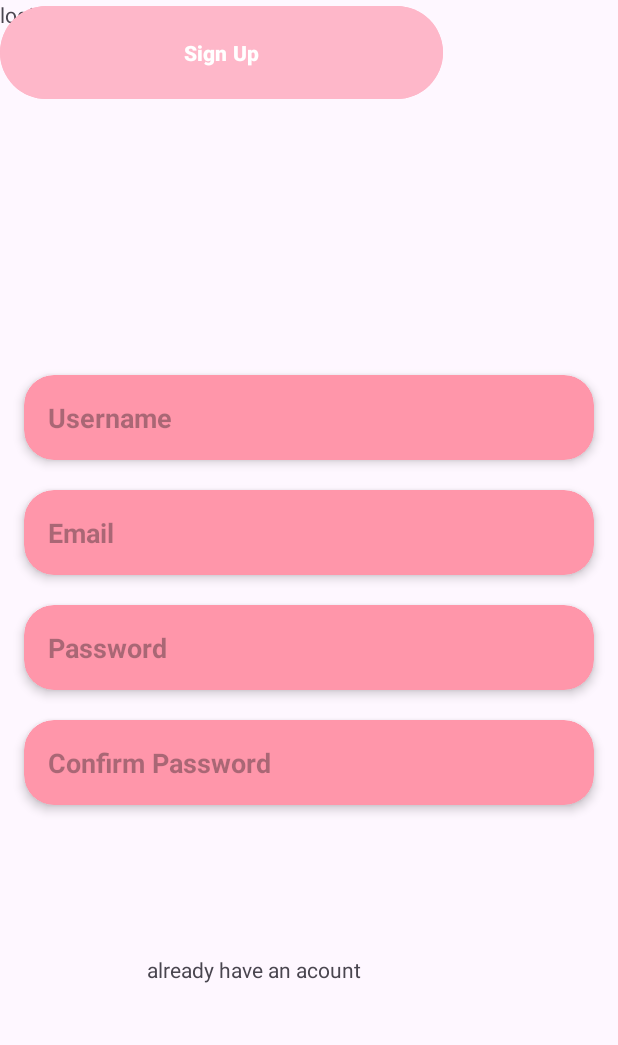
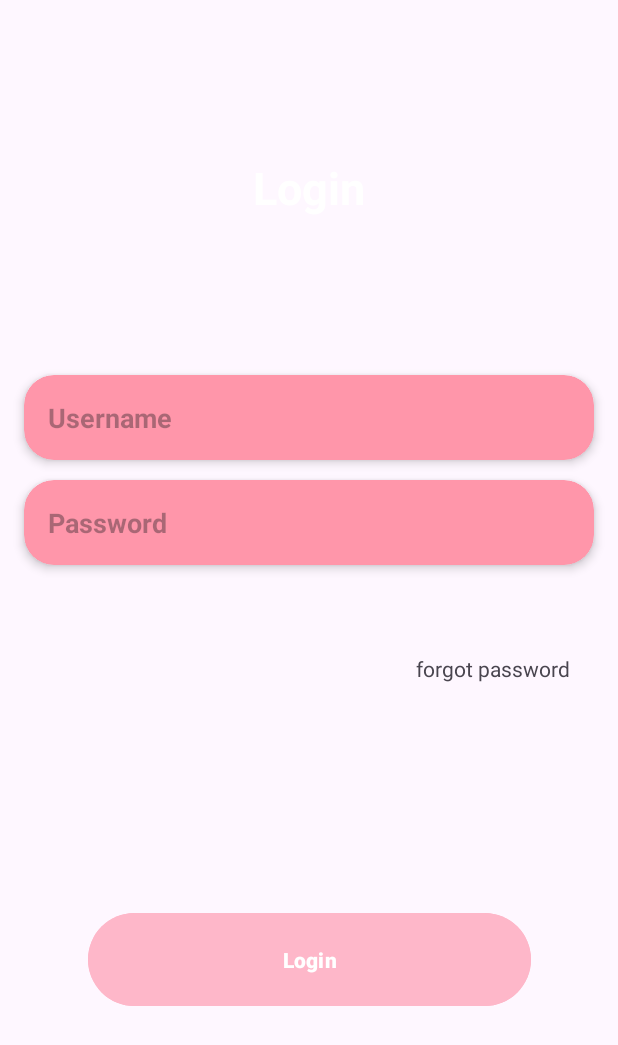
Before and after one commit to SamarpitaBDas/Raksha, an Android app: the fragment SignUpTabFragment shown on its own in the app's theme, on a phone screen of 412 x 824 dp. Shown: the top 1045 px of the screen. Run offline under Robolectric (Android 15) with nearby library versions, the phone set to English and light mode, and no system bars.

Commit message:
login_activity

```diff
--- a/app/src/main/java/com/example/raksha/LoginAdapter.java
+++ b/app/src/main/java/com/example/raksha/LoginAdapter.java
@@ -24,13 +24,11 @@ public class LoginAdapter extends FragmentPagerAdapter {
     public Fragment getItem(int position){
         switch(position){
             case 0:
-                LoginTabFragment loginTabFragment = new LoginTabFragment();
-                return loginTabFragment;
+                return new LoginTabFragment();
             case 1:
-                SignUpTabFragment signUpTabFragment = new SignUpTabFragment();
+                return new SignUpTabFragment(); // Fixed: Return SignUpTabFragment
             default:
                 return null;
         }
     }
-
 }
--- a/app/src/main/java/com/example/raksha/SignUpTabFragment.java
+++ b/app/src/main/java/com/example/raksha/SignUpTabFragment.java
@@ -4,15 +4,42 @@ import android.os.Bundle;
 import android.view.LayoutInflater;
 import android.view.View;
 import android.view.ViewGroup;
+import android.widget.Button;
+import android.widget.TextView;
 
 import androidx.fragment.app.Fragment;
 
 public class SignUpTabFragment extends Fragment {
+    float v=0;
+    TextView pass;
+    TextView email;
+    TextView forgetPass;
+    Button login;
 
     @Override
     public View onCreateView(LayoutInflater inflater, ViewGroup container, Bundle savedInstances){
-        ViewGroup root = (ViewGroup) inflater.inflate(R.layout.sign_up_tab_fragment, container, false);
+        ViewGroup root = (ViewGroup) inflater.inflate(R.layout.login_tab_fragment, container, false);
+
+        email = root.findViewById(R.id.Username);
+        pass = root.findViewById(R.id.Password);
+        forgetPass = root.findViewById(R.id.forgotPasswordTextView);
+        login = root.findViewById(R.id.loginButton);
+
+        email.setTranslationX(800);
+        pass.setTranslationX(800);
+        forgetPass.setTranslationX(800);
+        login.setTranslationX(800);
+
+        email.setAlpha(v);
+        pass.setAlpha(v);
+        forgetPass.setAlpha(v);
+        login.setAlpha(v);
+
+        email.animate().translationX(0).alpha(1).setDuration(1000).setStartDelay(400).start();
+        pass.animate().translationX(0).alpha(1).setDuration(1000).setStartDelay(600).start();
+        forgetPass.animate().translationX(0).alpha(1).setDuration(1000).setStartDelay(800).start();
+        login.animate().translationX(0).alpha(1).setDuration(1000).setStartDelay(800).start();
+
         return root;
     }
-
 }
--- a/app/src/main/res/layout/login_tab_fragment.xml
+++ b/app/src/main/res/layout/login_tab_fragment.xml
@@ -4,6 +4,18 @@
     xmlns:tools="http://schemas.android.com/tools"
     android:layout_width="match_parent"
     android:layout_height="match_parent">
+
+    <TextView
+        android:layout_width="wrap_content"
+        android:layout_height="wrap_content"
+        android:text="Login"
+        android:textColor="@color/white"
+        android:textStyle="bold"
+        android:textSize="30sp"
+        app:layout_constraintBottom_toTopOf="@+id/usernameCardView"
+        app:layout_constraintEnd_toEndOf="parent"
+        app:layout_constraintStart_toStartOf="parent"
+        app:layout_constraintTop_toTopOf="parent" />
 
     <!-- Username CardView -->
     <androidx.cardview.widget.CardView
@@ -66,6 +78,7 @@
 
 
     <TextView
+        android:id="@+id/forgotPasswordTextView"
         android:layout_width="wrap_content"
         android:layout_height="wrap_content"
         android:layout_marginEnd="32dp"
@@ -76,12 +89,16 @@
         app:layout_constraintVertical_bias="0.542" />
 
     <Button
+        android:id="@+id/loginButton"
         android:layout_width="295dp"
         android:layout_height="70dp"
-        tools:layout_editor_absoluteX="58dp"
-        tools:layout_editor_absoluteY="616dp"
         android:backgroundTint="@color/lighterpink"
+        android:text="Login"
         android:textStyle="bold"
-        android:text="Login"/>
+        app:layout_constraintBottom_toBottomOf="parent"
+        app:layout_constraintEnd_toEndOf="parent"
+        app:layout_constraintStart_toStartOf="parent"
+        app:layout_constraintTop_toBottomOf="@id/forgotPasswordTextView" />
+
 
 </androidx.constraintlayout.widget.ConstraintLayout>
--- a/app/src/main/res/layout/sign_up_tab_fragment.xml
+++ b/app/src/main/res/layout/sign_up_tab_fragment.xml
@@ -4,6 +4,18 @@
     xmlns:tools="http://schemas.android.com/tools"
     android:layout_width="match_parent"
     android:layout_height="match_parent">
+
+    <TextView
+        android:layout_width="wrap_content"
+        android:layout_height="wrap_content"
+        android:text="Sign Up"
+        android:textColor="@color/white"
+        android:textStyle="bold"
+        android:textSize="30sp"
+        app:layout_constraintBottom_toTopOf="@+id/usernameCardView"
+        app:layout_constraintEnd_toEndOf="parent"
+        app:layout_constraintStart_toStartOf="parent"
+        app:layout_constraintTop_toTopOf="parent" />
 
     <!-- Username CardView -->
     <androidx.cardview.widget.CardView
@@ -121,24 +133,6 @@
 
     </androidx.cardview.widget.CardView>
 
-    <TextView
-        android:layout_width="wrap_content"
-        android:layout_height="wrap_content"
-        android:layout_marginBottom="168dp"
-        android:text="already have an acount"
-        app:layout_constraintBottom_toBottomOf="parent"
-        app:layout_constraintEnd_toEndOf="parent"
-        app:layout_constraintHorizontal_bias="0.363"
-        app:layout_constraintStart_toStartOf="parent" />
-
-    <TextView
-        android:onClick="login_fragment"
-        android:layout_width="wrap_content"
-        android:layout_height="wrap_content"
-        android:text="login"
-        tools:layout_editor_absoluteX="252dp"
-        tools:layout_editor_absoluteY="544dp"></TextView>
-
     <Button
         android:id="@+id/button"
         android:layout_width="295dp"
@@ -146,7 +140,9 @@
         android:backgroundTint="@color/lighterpink"
         android:text="Sign Up"
         android:textStyle="bold"
-        tools:layout_editor_absoluteX="58dp"
-        tools:layout_editor_absoluteY="616dp" />
+        app:layout_constraintBottom_toBottomOf="parent"
+        app:layout_constraintEnd_toEndOf="parent"
+        app:layout_constraintStart_toStartOf="parent"
+        app:layout_constraintTop_toBottomOf="@id/confirmPasswordCardView" />
 
 </androidx.constraintlayout.widget.ConstraintLayout>
```
Also changed, not shown: app/src/main/java/com/example/raksha/LoginTabFragment.java (+28 -0 lines), app/src/main/java/com/example/raksha/login_activity.java (+12 -13 lines), app/src/main/res/layout/activity_login.xml (+49 -47 lines).
